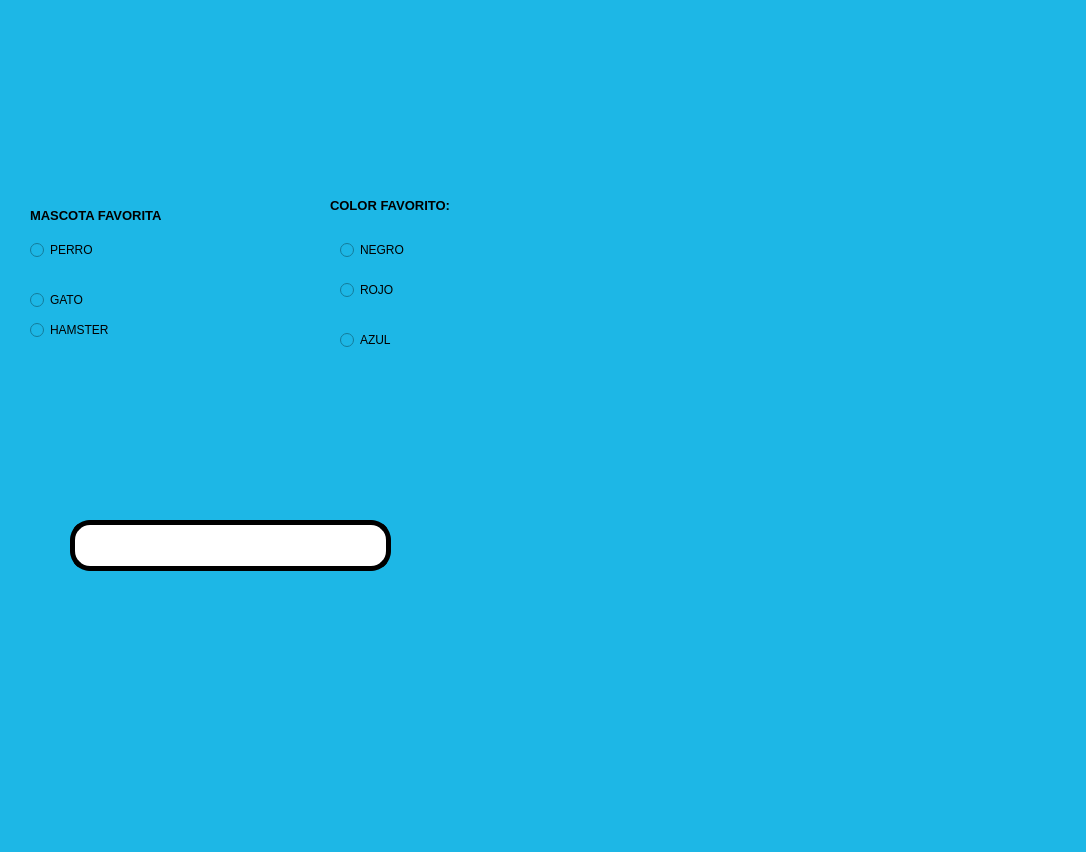
Above: PIP_2025_Eq1/Unidad 2/P11_RadiusButton.ui from juliancruz98/PIP_2025_Eq1 before the change. Below: the same form after it.
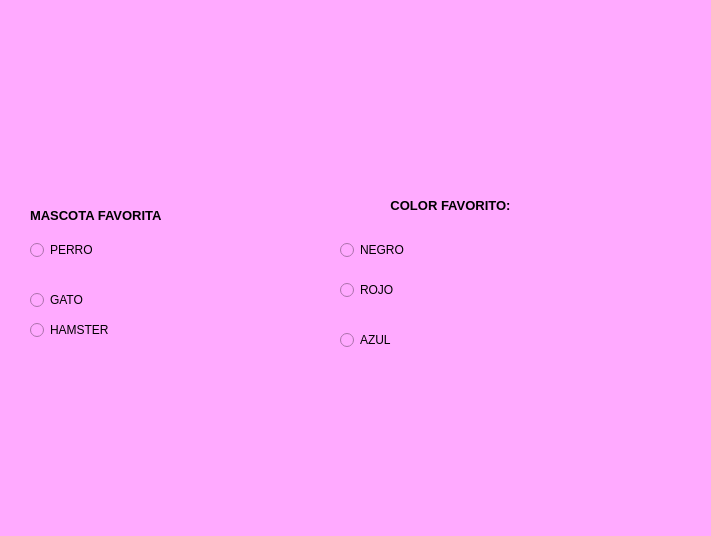
That is the form after the change. Icons and pictures are not drawn.

```diff
--- a/PIP_2025_Eq1/Unidad 2/P11_RadiusButton.ui
+++ b/PIP_2025_Eq1/Unidad 2/P11_RadiusButton.ui
@@ -6,16 +6,15 @@
    <rect>
     <x>0</x>
     <y>0</y>
-    <width>1086</width>
-    <height>852</height>
+    <width>711</width>
+    <height>536</height>
    </rect>
   </property>
   <property name="windowTitle">
    <string>MainWindow</string>
   </property>
   <property name="styleSheet">
-   <string notr="true">
-background-color: rgb(29, 183, 230);</string>
+   <string notr="true">background-color: rgb(255, 170, 255);</string>
   </property>
   <widget class="QWidget" name="centralwidget">
    <widget class="QLabel" name="imagen">
@@ -60,41 +59,13 @@
      <string>MASCOTA FAVORITA</string>
     </property>
    </widget>
-   <widget class="QLineEdit" name="txt_temporizador">
-    <property name="geometry">
-     <rect>
-      <x>70</x>
-      <y>520</y>
-      <width>321</width>
-      <height>51</height>
-     </rect>
-    </property>
-    <property name="font">
-     <font>
-      <weight>75</weight>
-      <bold>true</bold>
-     </font>
-    </property>
-    <property name="styleSheet">
-     <string notr="true">background-color: rgb(255, 255, 255);
-border-radius:20px;
-border:  5px solid black;
-</string>
-    </property>
-    <property name="text">
-     <string/>
-    </property>
-    <property name="alignment">
-     <set>Qt::AlignCenter</set>
-    </property>
-   </widget>
    <widget class="QLabel" name="imagen_2">
     <property name="geometry">
      <rect>
-      <x>280</x>
-      <y>0</y>
-      <width>191</width>
-      <height>161</height>
+      <x>370</x>
+      <y>30</y>
+      <width>221</width>
+      <height>111</height>
      </rect>
     </property>
     <property name="styleSheet">
@@ -113,8 +84,8 @@
    <widget class="QLabel" name="label_7">
     <property name="geometry">
      <rect>
-      <x>570</x>
-      <y>0</y>
+      <x>470</x>
+      <y>260</y>
       <width>201</width>
       <height>201</height>
      </rect>
@@ -148,6 +119,9 @@
     <property name="text">
      <string>COLOR FAVORITO:</string>
     </property>
+    <property name="alignment">
+     <set>Qt::AlignCenter</set>
+    </property>
    </widget>
    <widget class="QRadioButton" name="rb_negro">
     <property name="geometry">
```
Left out of the diff: 8 changed lines with no effect on the pictures.
